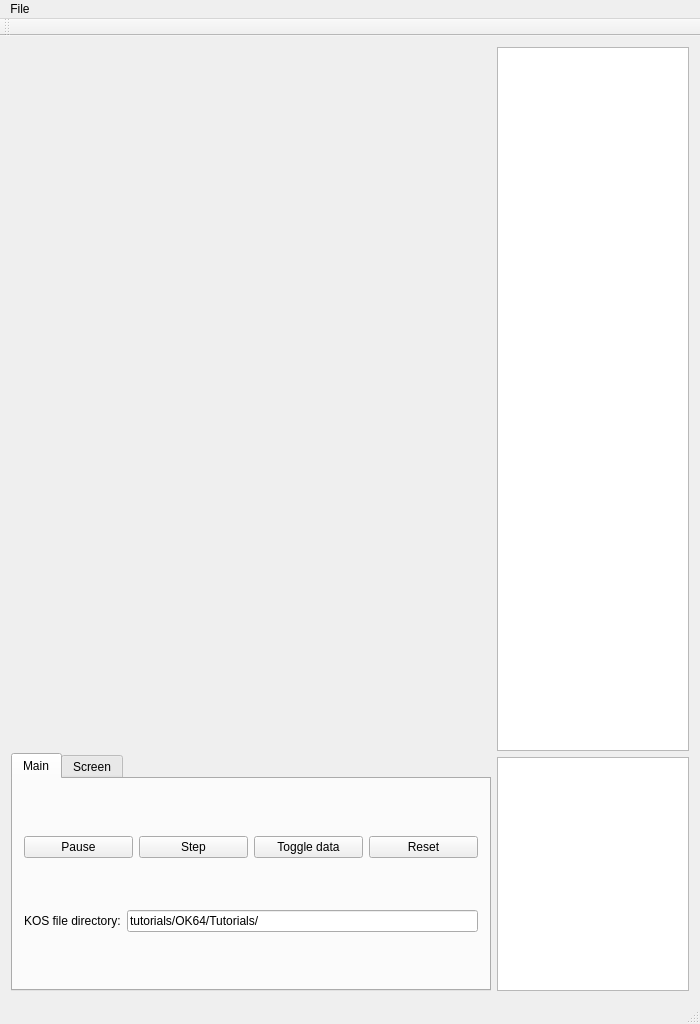
Before: the Qt Designer form OK64/mainwindow.ui in leuat/OK64, drawn with Qt 5.
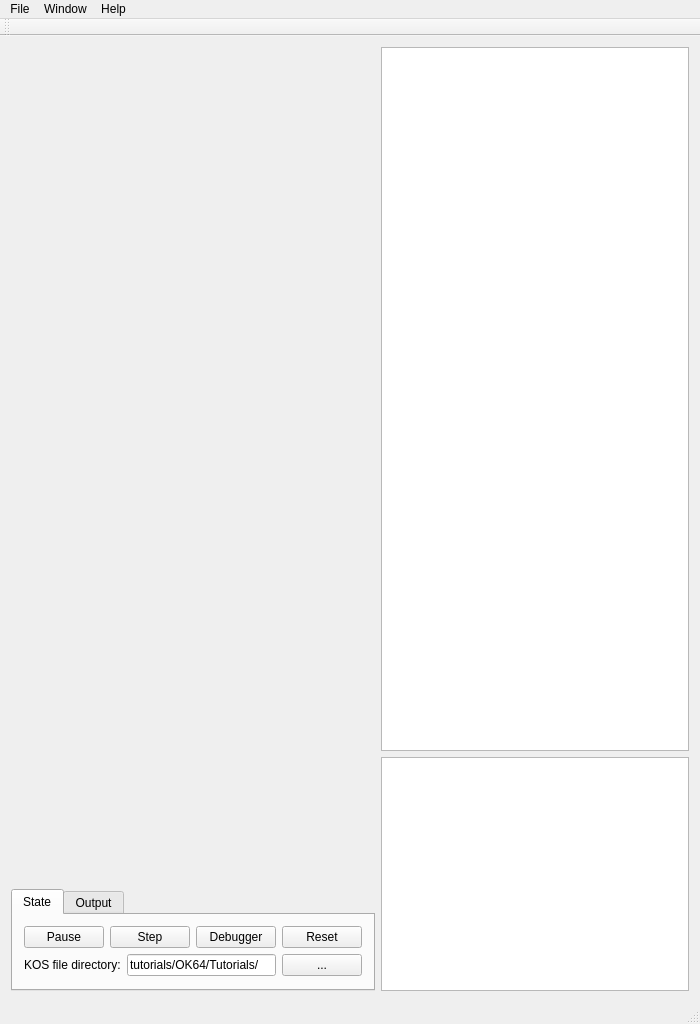
After: the same form once the commit is applied. The open tabs and pages were chosen to show the change. Custom widgets are drawn as their Qt base class.

What changed in the file:
```diff
--- a/OK64/mainwindow.ui
+++ b/OK64/mainwindow.ui
@@ -20,13 +20,13 @@
       <item>
        <layout class="QHBoxLayout" name="hlMain" stretch="1,1">
         <item>
-         <layout class="QVBoxLayout" name="verticalLayout_3" stretch="0,0">
+         <layout class="QVBoxLayout" name="verticalLayout_3" stretch="10,1">
           <item>
            <widget class="GLWidget" name="widget" native="true">
             <property name="minimumSize">
              <size>
-              <width>480</width>
-              <height>700</height>
+              <width>256</width>
+              <height>256</height>
              </size>
             </property>
            </widget>
@@ -38,7 +38,7 @@
             </property>
             <widget class="QWidget" name="tab">
              <attribute name="title">
-              <string>Main</string>
+              <string>State</string>
              </attribute>
              <layout class="QVBoxLayout" name="verticalLayout_4">
               <item>
@@ -60,7 +60,7 @@
                 <item>
                  <widget class="QPushButton" name="pushButton_2">
                   <property name="text">
-                   <string>Toggle data</string>
+                   <string>Debugger</string>
                   </property>
                  </widget>
                 </item>
@@ -89,13 +89,20 @@
                   </property>
                  </widget>
                 </item>
+                <item>
+                 <widget class="QPushButton" name="btnSetDir">
+                  <property name="text">
+                   <string>...</string>
+                  </property>
+                 </widget>
+                </item>
                </layout>
               </item>
              </layout>
             </widget>
             <widget class="QWidget" name="tab_2">
              <attribute name="title">
-              <string>Screen</string>
+              <string>Output</string>
              </attribute>
              <layout class="QGridLayout" name="gridLayout_3" columnstretch="1,1,1,1,0">
               <item row="0" column="2">
@@ -228,7 +235,7 @@
      <x>0</x>
      <y>0</y>
      <width>700</width>
-     <height>25</height>
+     <height>21</height>
     </rect>
    </property>
    <widget class="QMenu" name="menuFile">
@@ -239,7 +246,31 @@
     <addaction name="action_Reset_system"/>
     <addaction name="action_Quit"/>
    </widget>
+   <widget class="QMenu" name="menuWindow">
+    <property name="title">
+     <string>Window</string>
+    </property>
+    <widget class="QMenu" name="menuSize">
+     <property name="title">
+      <string>Size</string>
+     </property>
+     <addaction name="action1280"/>
+     <addaction name="action1024"/>
+     <addaction name="action768"/>
+     <addaction name="action640x640"/>
+     <addaction name="action512"/>
+    </widget>
+    <addaction name="menuSize"/>
+   </widget>
+   <widget class="QMenu" name="menuHelp">
+    <property name="title">
+     <string>Help</string>
+    </property>
+    <addaction name="actionAbout"/>
+   </widget>
    <addaction name="menuFile"/>
+   <addaction name="menuWindow"/>
+   <addaction name="menuHelp"/>
   </widget>
   <widget class="QToolBar" name="mainToolBar">
    <attribute name="toolBarArea">
```
Left out of the diff: 34 changed lines with no effect on the pictures.
